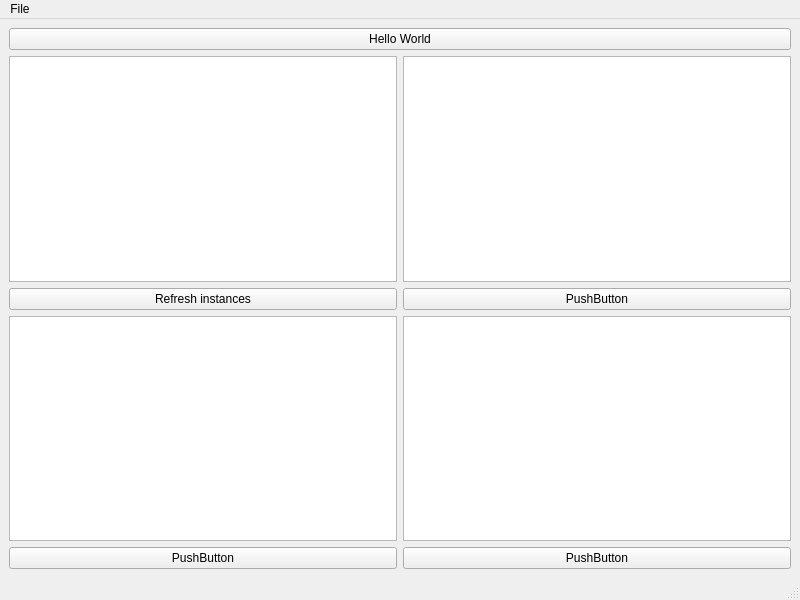
Old version of the form res/gui/mainwindow.ui in the repository krypty/CleanCloud.
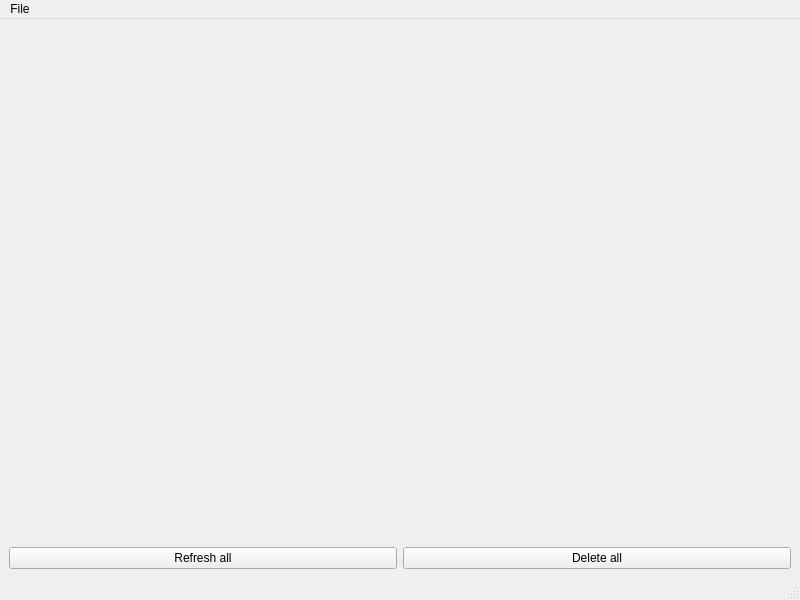
New version of the form.

The edit to the form file:
```diff
--- a/res/gui/mainwindow.ui
+++ b/res/gui/mainwindow.ui
@@ -15,73 +15,50 @@
   </property>
   <widget class="QWidget" name="centralwidget">
    <layout class="QVBoxLayout" name="verticalLayout_2">
-    <item>
-     <widget class="QPushButton" name="btnHelloWorld">
-      <property name="text">
-       <string>Hello World</string>
-      </property>
-     </widget>
-    </item>
     <item>
      <layout class="QGridLayout" name="gridLayout">
       <property name="sizeConstraint">
        <enum>QLayout::SetDefaultConstraint</enum>
       </property>
       <item row="1" column="1">
-       <layout class="QVBoxLayout" name="verticalLayout_7">
-        <item>
-         <widget class="QListView" name="listView_4"/>
-        </item>
-        <item>
-         <widget class="QPushButton" name="pushButton_5">
-          <property name="text">
-           <string>PushButton</string>
-          </property>
-         </widget>
-        </item>
-       </layout>
-      </item>
-      <item row="0" column="0">
-       <layout class="QVBoxLayout" name="verticalLayout_3">
-        <item>
-         <widget class="QListView" name="listView"/>
-        </item>
-        <item>
-         <widget class="QPushButton" name="btnRefreshInstances">
-          <property name="text">
-           <string>Refresh instances</string>
-          </property>
-         </widget>
-        </item>
-       </layout>
+       <layout class="QVBoxLayout" name="verticalLayout_7"/>
       </item>
       <item row="0" column="1">
-       <layout class="QVBoxLayout" name="verticalLayout_4">
-        <item>
-         <widget class="QListView" name="listView_2"/>
-        </item>
-        <item>
-         <widget class="QPushButton" name="pushButton_3">
-          <property name="text">
-           <string>PushButton</string>
-          </property>
-         </widget>
-        </item>
-       </layout>
+       <layout class="QVBoxLayout" name="verticalLayout_4"/>
       </item>
       <item row="1" column="0">
-       <layout class="QVBoxLayout" name="verticalLayout_6">
-        <item>
-         <widget class="QListView" name="listView_3"/>
-        </item>
-        <item>
-         <widget class="QPushButton" name="pushButton_4">
-          <property name="text">
-           <string>PushButton</string>
-          </property>
-         </widget>
-        </item>
-       </layout>
+       <layout class="QVBoxLayout" name="verticalLayout_6"/>
+      </item>
+     </layout>
+    </item>
+    <item>
+     <spacer name="verticalSpacer">
+      <property name="orientation">
+       <enum>Qt::Vertical</enum>
+      </property>
+      <property name="sizeHint" stdset="0">
+       <size>
+        <width>20</width>
+        <height>40</height>
+       </size>
+      </property>
+     </spacer>
+    </item>
+    <item>
+     <layout class="QHBoxLayout" name="horizontalLayout">
+      <item>
+       <widget class="QPushButton" name="btn_refresh">
+        <property name="text">
+         <string>Refresh all</string>
+        </property>
+       </widget>
+      </item>
+      <item>
+       <widget class="QPushButton" name="btn_delete_all">
+        <property name="text">
+         <string>Delete all</string>
+        </property>
+       </widget>
       </item>
      </layout>
     </item>
```
Left out of the diff: 12 changed lines with no effect on the pictures.
